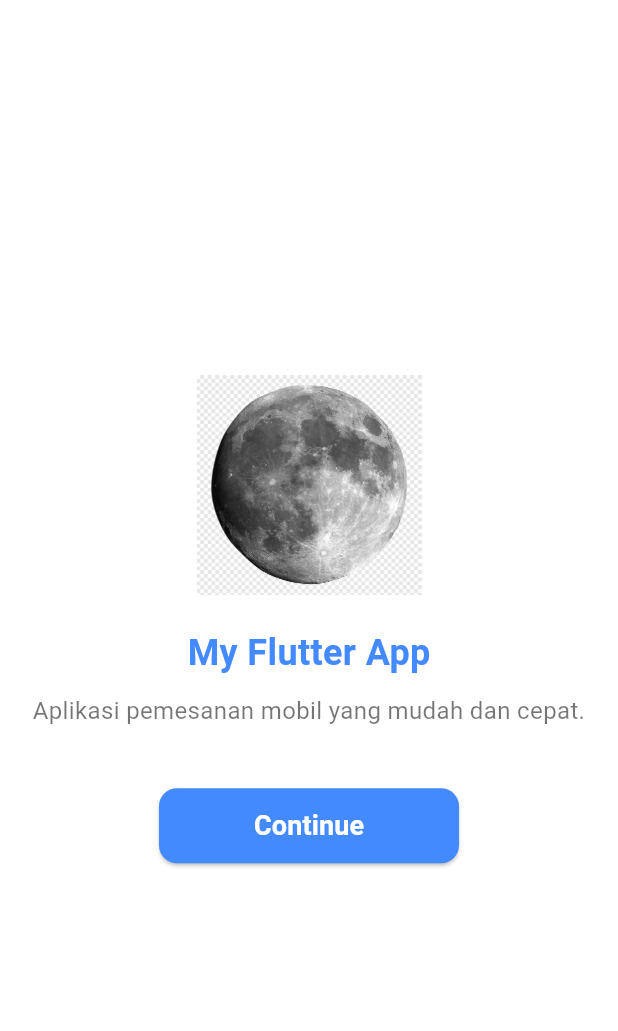
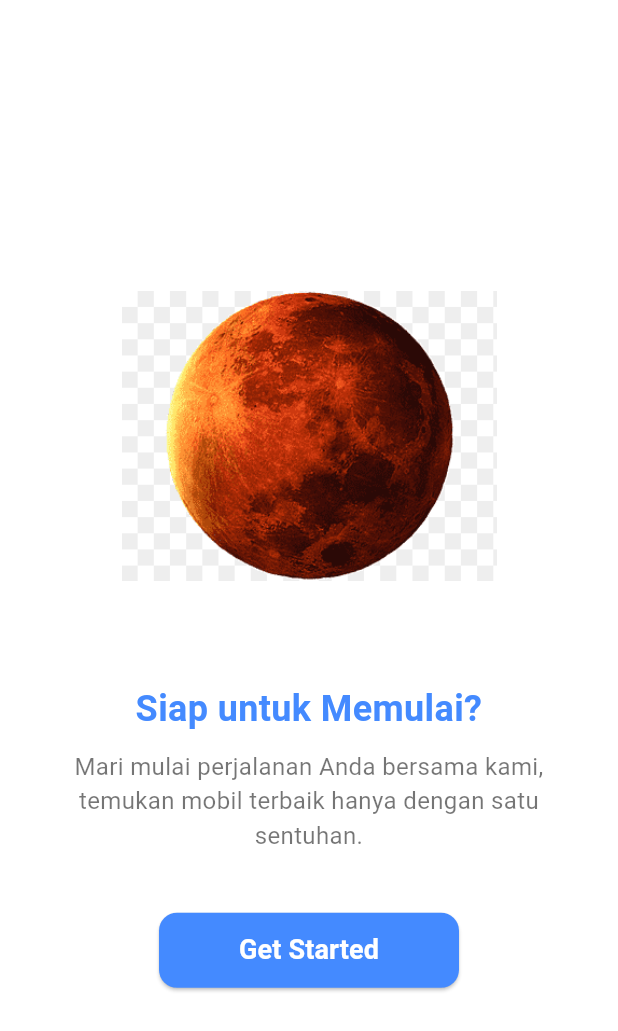
Before and after one commit to I-JasonLee/Tugas_week_6_1123150116, a Flutter app: the screen it shows after launch, on a phone screen of 412 x 824 dp. Shown: the top 1031 px of the screen. Run offline on Flutter 3.47's test engine with Material 3 defaults, Android fonts, the phone set to English and light mode, and no system bars.

Commit message:
create splash_screen3.dart dengan ilustrasi, teks, dan tombol Get Started

```diff
--- a/lib/main.dart
+++ b/lib/main.dart
@@ -1,7 +1,8 @@
 import 'package:flutter/material.dart';
 // import 'package:flutter_application_1/screen/login.dart';
-import 'package:flutter_application_1/screen/splash_screen1.dart';
+// import 'package:flutter_application_1/screen/splash_screen1.dart';
 // import 'package:flutter_application_1/screen/splash_screen2.dart';
+import 'package:flutter_application_1/screen/splash_screen3.dart';
 
 void main() {
   runApp(const MyApp());
@@ -19,7 +20,7 @@ class MyApp extends StatelessWidget {
         colorScheme: ColorScheme.fromSeed(seedColor: Colors.deepPurple),
         useMaterial3: true,
       ),
-      home: const SplashScreen1(),
+      home: const SplashScreen3(),
     );
   }
 }
--- /dev/null
+++ b/lib/screen/splash_screen3.dart
@@ -0,0 +1,76 @@
+import 'package:flutter/material.dart';
+
+class SplashScreen3 extends StatelessWidget {
+  const SplashScreen3({super.key});
+
+  @override
+  Widget build(BuildContext context) {
+    return Scaffold(
+      backgroundColor: Colors.white,
+      body: Padding(
+        padding: const EdgeInsets.all(20.0),
+        child: Column(
+          mainAxisAlignment: MainAxisAlignment.center,
+          children: [
+            // Gambar ilustrasi
+            Image.asset(
+              'assets/images/splash3.png', // pastikan file ini ada di assets
+              width: 250,
+              height: 250,
+            ),
+            const SizedBox(height: 40),
+
+            // 🔹 Judul
+            const Text(
+              "Siap untuk Memulai?",
+              style: TextStyle(
+                fontSize: 24,
+                fontWeight: FontWeight.bold,
+                color: Colors.blueAccent,
+              ),
+              textAlign: TextAlign.center,
+            ),
+            const SizedBox(height: 10),
+
+            // 🔹 Deskripsi
+            const Text(
+              "Mari mulai perjalanan Anda bersama kami, temukan mobil terbaik hanya dengan satu sentuhan.",
+              style: TextStyle(
+                fontSize: 16,
+                color: Colors.black54,
+              ),
+              textAlign: TextAlign.center,
+            ),
+
+            const SizedBox(height: 40),
+
+            // Tombol Get Started
+            SizedBox(
+              width: 200,
+              height: 50,
+              child: ElevatedButton(
+                onPressed: () {
+                  // nanti diarahkan ke halaman login
+                },
+                style: ElevatedButton.styleFrom(
+                  backgroundColor: Colors.blueAccent,
+                  shape: RoundedRectangleBorder(
+                    borderRadius: BorderRadius.circular(12),
+                  ),
+                ),
+                child: const Text(
+                  "Get Started",
+                  style: TextStyle(
+                    color: Colors.white,
+                    fontSize: 18,
+                    fontWeight: FontWeight.bold,
+                  ),
+                ),
+              ),
+            ),
+          ],
+        ),
+      ),
+    );
+  }
+}
--- a/pubspec.yaml
+++ b/pubspec.yaml
@@ -61,6 +61,7 @@ flutter:
   assets:
     - assets/images/logo.png
     - assets/images/splash2.png
+    - assets/images/splash3.png
   #   - images/a_dot_ham.jpeg
 
   # An image asset can refer to one or more resolution-specific "variants", see
```
Also changed, not shown: assets/images/splash3.png (added).
